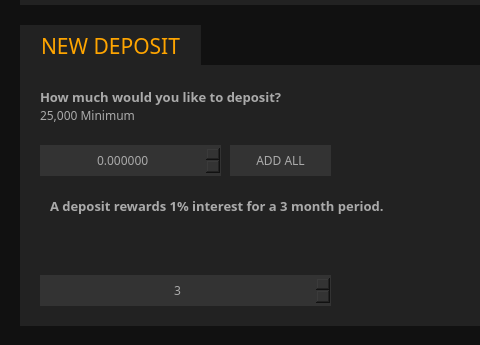
Before: the Qt Designer form src/gui/ui/depositsframe.ui in Pennykoin/PKGui, drawn with Qt 5; both pictures show x 0 to 480 and y 355 to 700 of the 1270 by 700 pixel window.
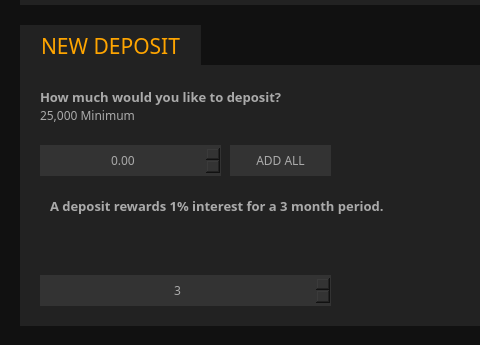
After: the same form once the commit is applied.

The edit to the form file:
```diff
--- a/src/gui/ui/depositsframe.ui
+++ b/src/gui/ui/depositsframe.ui
@@ -417,7 +417,7 @@
         <set>Qt::AlignCenter</set>
        </property>
        <property name="decimals">
-        <number>6</number>
+        <number>2</number>
        </property>
        <property name="maximum">
         <double>20000000.000000000000000</double>
```
